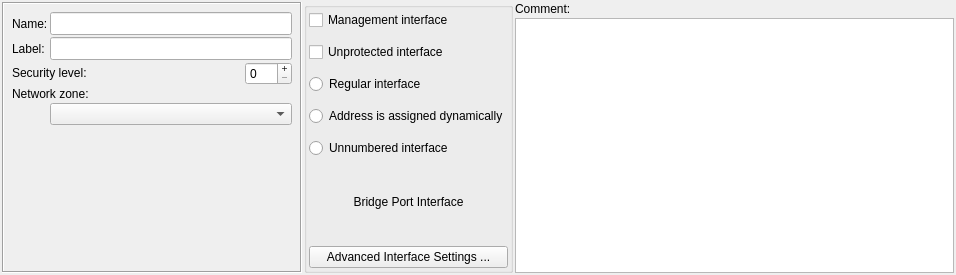
Qt form src/gui/interfacedialog_q.ui (fwbuilder/fwbuilder) before a commit.
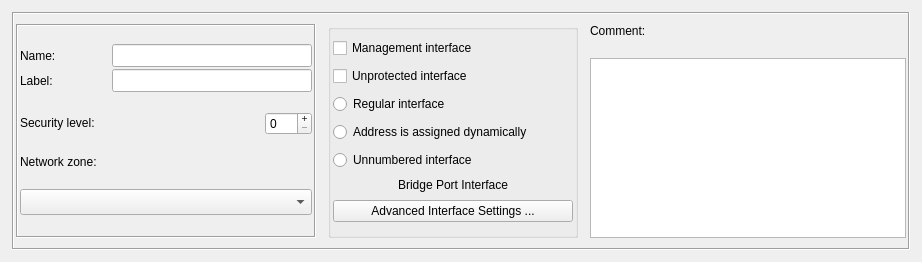
The same form after that commit.

The edit to the form file:
```diff
--- a/src/gui/interfacedialog_q.ui
+++ b/src/gui/interfacedialog_q.ui
@@ -8,8 +8,8 @@
    <rect>
     <x>0</x>
     <y>0</y>
-    <width>956</width>
-    <height>275</height>
+    <width>922</width>
+    <height>262</height>
    </rect>
   </property>
   <property name="sizePolicy" >
@@ -23,27 +23,30 @@
   </property>
   <layout class="QGridLayout" name="gridLayout_2" >
    <property name="margin" >
-    <number>0</number>
+    <number>12</number>
    </property>
    <item row="0" column="0" >
     <widget class="QFrame" name="frame7" >
      <property name="sizePolicy" >
-      <sizepolicy vsizetype="MinimumExpanding" hsizetype="Expanding" >
+      <sizepolicy vsizetype="Preferred" hsizetype="Preferred" >
        <horstretch>0</horstretch>
        <verstretch>0</verstretch>
       </sizepolicy>
      </property>
      <property name="frameShape" >
-      <enum>QFrame::NoFrame</enum>
+      <enum>QFrame::Box</enum>
      </property>
      <property name="frameShadow" >
       <enum>QFrame::Sunken</enum>
      </property>
      <layout class="QGridLayout" name="gridLayout_4" >
+      <property name="spacing" >
+       <number>12</number>
+      </property>
       <item rowspan="2" row="0" column="0" >
        <widget class="QFrame" name="frame26" >
         <property name="sizePolicy" >
-         <sizepolicy vsizetype="Expanding" hsizetype="Fixed" >
+         <sizepolicy vsizetype="Preferred" hsizetype="Fixed" >
           <horstretch>0</horstretch>
           <verstretch>0</verstretch>
          </sizepolicy>
@@ -51,7 +54,7 @@
         <property name="minimumSize" >
          <size>
           <width>300</width>
-          <height>105</height>
+          <height>0</height>
          </size>
         </property>
         <property name="maximumSize" >
@@ -66,10 +69,15 @@
         <property name="frameShadow" >
          <enum>QFrame::Sunken</enum>
         </property>
+        <layout class="QGridLayout" name="gridLayout_5" >
+         <property name="horizontalSpacing" >
+          <number>-1</number>
+         </property>
+         <property name="verticalSpacing" >
+          <number>4</number>
+         </property>
+         <item row="0" column="0" colspan="2" >
         <layout class="QGridLayout" name="gridLayout_3" >
-         <property name="margin" >
-          <number>8</number>
-         </property>
          <item row="0" column="0" >
           <widget class="QLabel" name="textLabel1" >
            <property name="sizePolicy" >
@@ -86,17 +94,17 @@
            </property>
           </widget>
          </item>
-         <item row="0" column="1" colspan="2" >
+           <item row="0" column="1" >
           <widget class="QLineEdit" name="obj_name" >
            <property name="sizePolicy" >
             <sizepolicy vsizetype="Fixed" hsizetype="Preferred" >
-             <horstretch>200</horstretch>
+               <horstretch>0</horstretch>
              <verstretch>0</verstretch>
             </sizepolicy>
            </property>
            <property name="minimumSize" >
             <size>
-             <width>0</width>
+               <width>200</width>
              <height>23</height>
             </size>
            </property>
@@ -118,7 +126,7 @@
            </property>
           </widget>
          </item>
-         <item row="1" column="1" colspan="2" >
+           <item row="1" column="1" >
           <widget class="QLineEdit" name="label" >
            <property name="sizePolicy" >
             <sizepolicy vsizetype="Fixed" hsizetype="Preferred" >
@@ -128,13 +136,15 @@
            </property>
            <property name="minimumSize" >
             <size>
-             <width>0</width>
+               <width>200</width>
              <height>23</height>
             </size>
            </property>
           </widget>
          </item>
-         <item row="2" column="0" colspan="2" >
+          </layout>
+         </item>
+         <item row="1" column="0" >
           <widget class="QLabel" name="seclevelLabel" >
            <property name="sizePolicy" >
             <sizepolicy vsizetype="Fixed" hsizetype="Preferred" >
@@ -156,7 +166,7 @@
            </property>
           </widget>
          </item>
-         <item row="2" column="2" >
+         <item row="1" column="1" >
           <widget class="QSpinBox" name="seclevel" >
            <property name="sizePolicy" >
             <sizepolicy vsizetype="Fixed" hsizetype="Fixed" >
@@ -185,7 +195,7 @@
            </property>
           </widget>
          </item>
-         <item row="3" column="0" colspan="3" >
+         <item row="2" column="0" colspan="2" >
           <widget class="QLabel" name="netzoneLabel" >
            <property name="sizePolicy" >
             <sizepolicy vsizetype="Fixed" hsizetype="Preferred" >
@@ -201,7 +211,7 @@
            </property>
           </widget>
          </item>
-         <item row="4" column="1" colspan="2" >
+         <item row="3" column="0" colspan="2" >
           <widget class="QComboBox" name="netzone" >
            <property name="sizePolicy" >
             <sizepolicy vsizetype="Fixed" hsizetype="Preferred" >
@@ -212,7 +222,7 @@
            <property name="minimumSize" >
             <size>
              <width>0</width>
-             <height>0</height>
+             <height>26</height>
             </size>
            </property>
            <property name="toolTip" >
@@ -227,19 +237,6 @@
            </property>
           </widget>
          </item>
-         <item row="5" column="1" >
-          <spacer name="verticalSpacer" >
-           <property name="orientation" >
-            <enum>Qt::Vertical</enum>
-           </property>
-           <property name="sizeHint" stdset="0" >
-            <size>
-             <width>20</width>
-             <height>70</height>
-            </size>
-           </property>
-          </spacer>
-         </item>
         </layout>
        </widget>
       </item>
@@ -251,6 +248,12 @@
           <verstretch>0</verstretch>
          </sizepolicy>
         </property>
+        <property name="minimumSize" >
+         <size>
+          <width>250</width>
+          <height>0</height>
+         </size>
+        </property>
         <property name="title" >
          <string/>
         </property>
@@ -258,8 +261,14 @@
          <bool>false</bool>
         </property>
         <layout class="QGridLayout" name="gridLayout" >
+         <property name="topMargin" >
+          <number>6</number>
+         </property>
+         <property name="bottomMargin" >
+          <number>6</number>
+         </property>
          <property name="verticalSpacing" >
-          <number>12</number>
+          <number>6</number>
          </property>
          <item row="0" column="0" >
           <widget class="QCheckBox" name="management" >
@@ -305,7 +314,7 @@
          <item row="5" column="0" >
           <widget class="QLabel" name="bridge_port_label" >
            <property name="sizePolicy" >
-            <sizepolicy vsizetype="Expanding" hsizetype="Preferred" >
+            <sizepolicy vsizetype="Fixed" hsizetype="Preferred" >
              <horstretch>0</horstretch>
              <verstretch>0</verstretch>
             </sizepolicy>
@@ -358,6 +367,12 @@
           <height>0</height>
          </size>
         </property>
+        <property name="maximumSize" >
+         <size>
+          <width>16777215</width>
+          <height>180</height>
+         </size>
+        </property>
         <property name="tabChangesFocus" >
          <bool>true</bool>
         </property>
```
Lines whose indentation alone changed are shown as unchanged.
